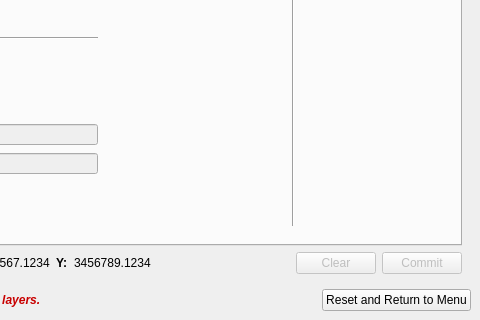
Old version of the form lbrs_updater_dockwidget_base.ui in the repository gisn8/LBRS_Updater; both pictures show x 270 to 750 and y 180 to 500 of the 750 by 500 pixel window.
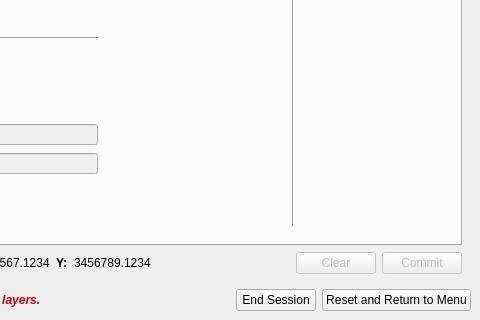
New version of the form. The open tabs and pages were chosen to show the change. Custom widgets are drawn as their Qt base class.

Commit message: Disabled editing toolbars once session begins. -- Added End Session to reset form to starting mode and re-enable the toolbars. This will keep user from deviating from the plugin tools and accidentally making unintended or unsavable edits.

Patch:
```diff
--- a/lbrs_updater_dockwidget_base.ui
+++ b/lbrs_updater_dockwidget_base.ui
@@ -2110,6 +2110,13 @@
         </property>
        </spacer>
       </item>
+      <item>
+       <widget class="QPushButton" name="btnEndSession">
+        <property name="text">
+         <string>End Session</string>
+        </property>
+       </widget>
+      </item>
       <item>
        <widget class="QPushButton" name="btnReset">
         <property name="text">
```
Left out of the diff: 6 changed lines with no effect on the pictures. The commit also changes 1 other file.
